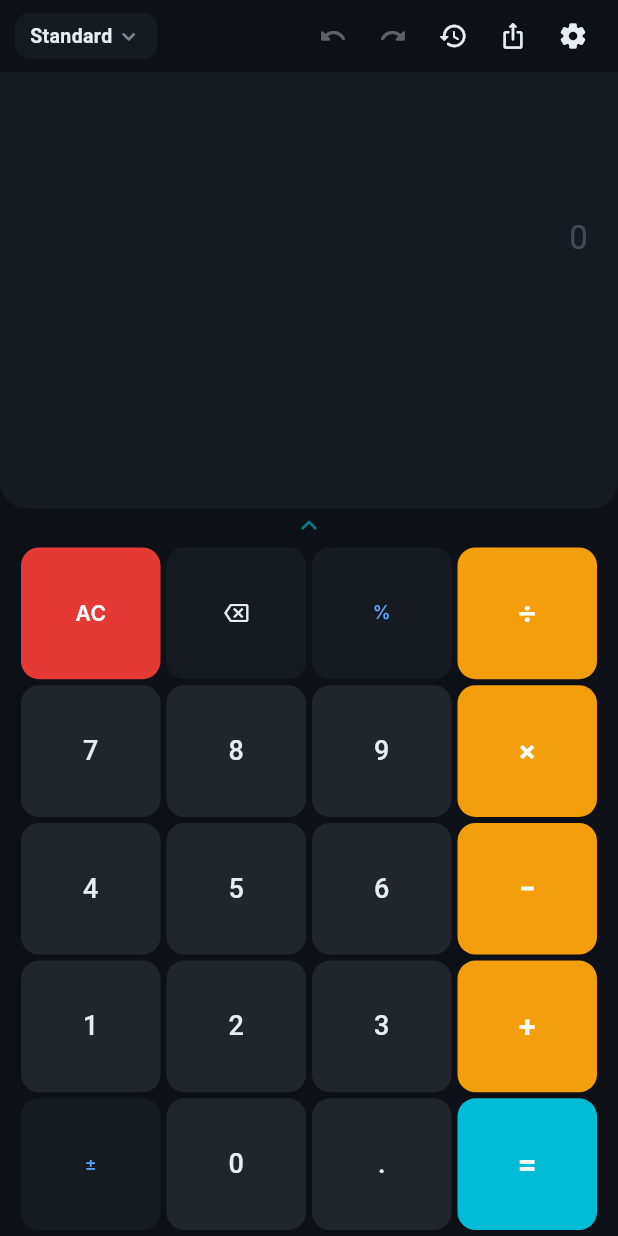
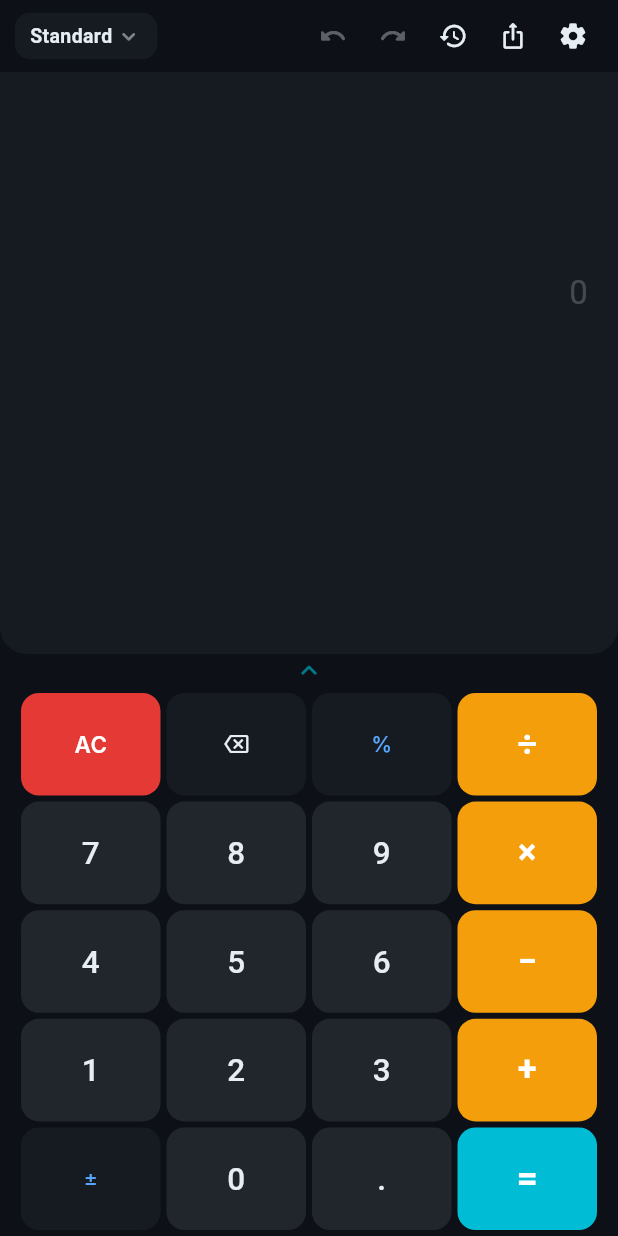
Before and after one commit to CR3-Architect/CalcPro, a Flutter app: the screen it shows after launch, on a phone screen of 412 x 824 dp. Run offline on Flutter 3.47's test engine with Material 3 defaults, Android fonts, the phone set to English and light mode, and no system bars; our stand-ins replace flutter_bloc, share_plus, shared_preferences; Roboto replaces fonts that are missing (Inter, Roboto Mono).

Commit message:
ui: smaller standard buttons (display/keypad flex 4/4), bigger button text
- Keypad flex 5→4, display 3→4: buttons ~20% shorter, rows still fill (no gaps)
- Text up: digit 18→21, operator 20→23, equals 22→25, function 12→14, clear 14→15

```diff
--- a/lib/presentation/screens/calculator_screen.dart
+++ b/lib/presentation/screens/calculator_screen.dart
@@ -300,7 +300,7 @@ class _CalculatorScreenState extends State<CalculatorScreen> {
 
                 // --- Display (compact) ---
                 Expanded(
-                  flex: 3,
+                  flex: 4,
                   child: RepaintBoundary(
                     key: _displayKey,
                     child: Container(
@@ -327,7 +327,7 @@ class _CalculatorScreenState extends State<CalculatorScreen> {
 
                 // --- Keypad ---
                 Expanded(
-                  flex: 5,
+                  flex: 4,
                   child: _KeypadArea(mode: state.mode),
                 ),
               ],
--- a/lib/presentation/widgets/keypad/calc_button.dart
+++ b/lib/presentation/widgets/keypad/calc_button.dart
@@ -11,35 +11,35 @@ class CalcStyles {
 
   static const TextStyle digit = TextStyle(
     fontFamily: mono,
-    fontSize: 18,
+    fontSize: 21,
     fontWeight: FontWeight.w500,
     height: 1,
   );
 
   static const TextStyle operator_ = TextStyle(
     fontFamily: mono,
-    fontSize: 20,
+    fontSize: 23,
     fontWeight: FontWeight.w600,
     height: 1,
   );
 
   static const TextStyle equals = TextStyle(
     fontFamily: mono,
-    fontSize: 22,
+    fontSize: 25,
     fontWeight: FontWeight.w700,
     height: 1,
   );
 
   static const TextStyle clear = TextStyle(
     fontFamily: ui,
-    fontSize: 14,
+    fontSize: 15,
     fontWeight: FontWeight.w600,
     height: 1,
   );
 
   static const TextStyle function = TextStyle(
     fontFamily: ui,
-    fontSize: 12,
+    fontSize: 14,
     fontWeight: FontWeight.w500,
     height: 1,
   );
```
